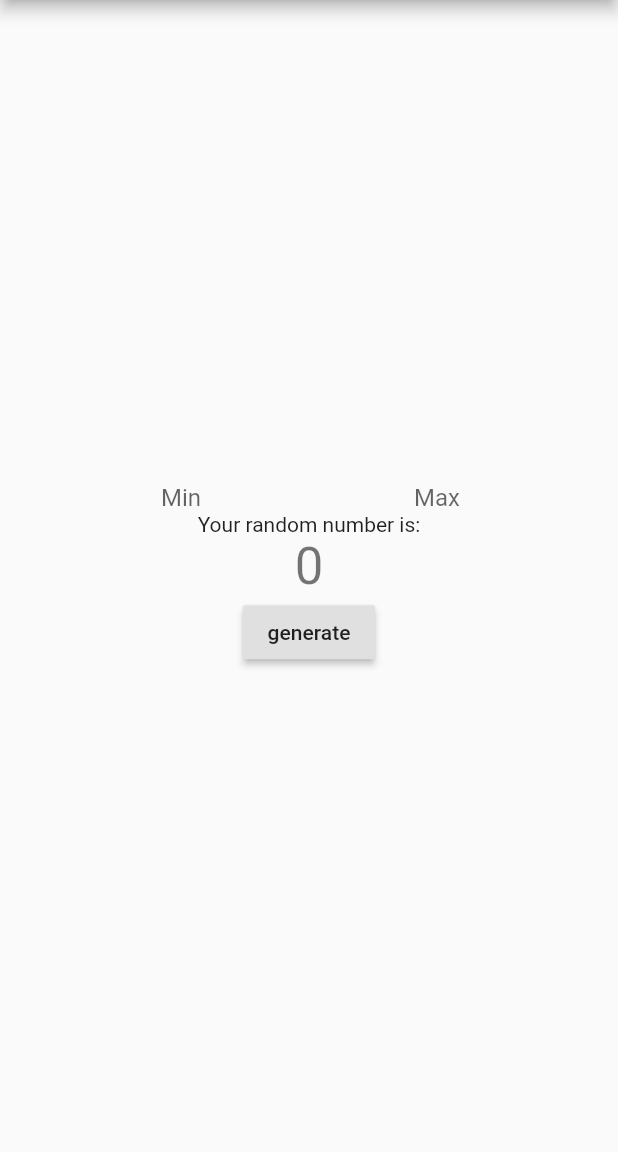
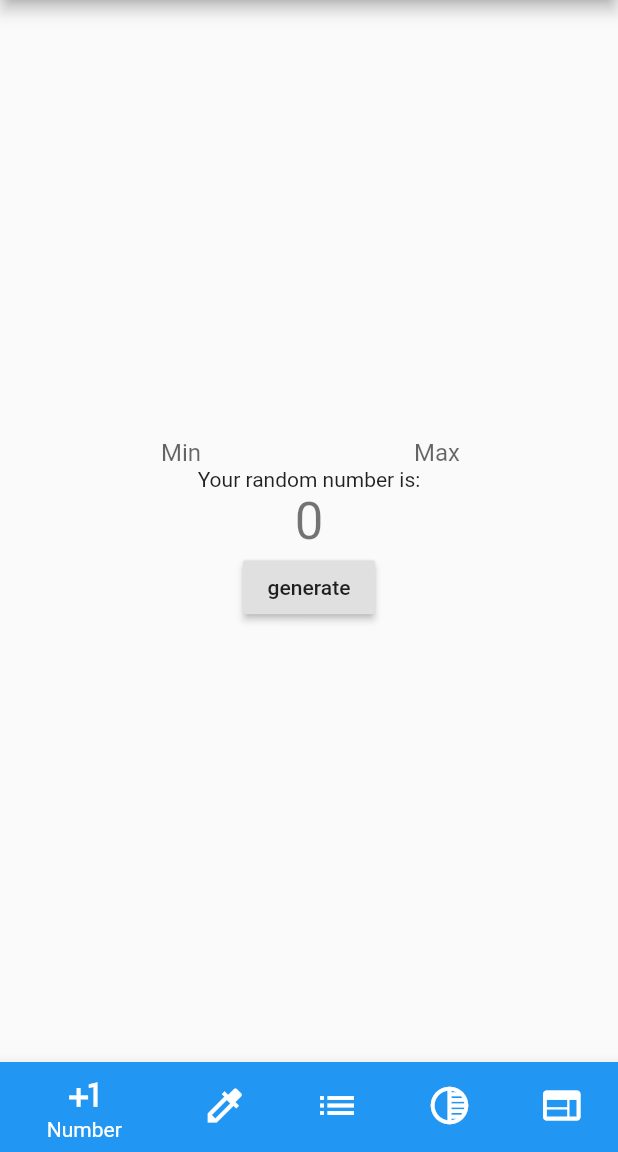
Before and after one commit to OstapFilipenko/Randomiser, a Flutter app: the screen it shows after launch, on a phone screen of 412 x 824 dp, the part 84-1236 px from its top. Run offline on Flutter 3.47's test engine with Material 2 defaults, Android fonts, the phone set to English and light mode, and no system bars.

```diff
--- /dev/null
+++ b/lib/Pages/NumbsGen.dart
@@ -0,0 +1,83 @@
+import 'package:flutter/material.dart';
+import 'dart:math';
+import 'package:flutter/services.dart';
+
+class NumbersGen extends StatefulWidget {
+  @override
+  _NumbersGen createState() => _NumbersGen();
+}
+class _NumbersGen extends State<NumbersGen> {
+  int _numb = 0;
+  var rng = new Random();
+  final _minValueController = new TextEditingController();
+  final _maxValueController = new TextEditingController();
+
+  void _randomNumb(var min, var max) {
+    setState(() {
+      _numb = min + rng.nextInt(max - min);
+    });
+  }
+
+  @override
+  void dispose() {
+    _minValueController.dispose();
+    _maxValueController.dispose();
+    super.dispose();
+  }
+
+
+  @override
+  Widget build(BuildContext context) {
+    return Scaffold(
+            body: Center(
+        child: Column(
+          mainAxisAlignment: MainAxisAlignment.center,
+          children: <Widget>[
+            new Row(
+              mainAxisAlignment: MainAxisAlignment.spaceEvenly,
+              children: <Widget>[
+                new Container(
+                    width: 100,
+                    child: new TextField(
+                      controller: _minValueController,
+                      decoration: new InputDecoration.collapsed(
+                        hintText: "Min"
+                      ),
+                      textAlign: TextAlign.center,
+                      keyboardType: TextInputType.number,
+                      inputFormatters: <TextInputFormatter>[WhitelistingTextInputFormatter.digitsOnly],
+                    ),
+                  ),
+                 new Container(
+                    width: 100,
+                    child: new TextField(
+                      controller: _maxValueController,
+                     decoration: new InputDecoration.collapsed(
+                        hintText: "Max"
+                      ),
+                      textAlign: TextAlign.center,
+                      keyboardType: TextInputType.number,
+                      inputFormatters: <TextInputFormatter>[WhitelistingTextInputFormatter.digitsOnly],
+                    ),
+                  )
+              ],
+            ),
+            new Text(
+              'Your random number is:',
+            ),
+            new Text(
+              '$_numb',
+              style: Theme.of(context).textTheme.headline4,
+            ),
+            new RaisedButton(
+              child: const Text("generate"),
+              onPressed: (){
+                _randomNumb(int.parse(_minValueController.text), int.parse(_maxValueController.text)+1);
+              }
+            )
+          ],
+        ),
+      ),
+    );
+  }
+}
--- a/lib/main.dart
+++ b/lib/main.dart
@@ -1,7 +1,10 @@
 import 'package:flutter/material.dart';
-import 'dart:math';
 
-import 'package:flutter/services.dart';
+import 'Pages/ColorsGen.dart';
+import 'Pages/CountriesGen.dart';
+import 'Pages/DicesGen.dart';
+import 'Pages/NumbsGen.dart';
+import 'Pages/ListsGen.dart';
 
 void main() {
   runApp(MyApp());
@@ -29,22 +32,23 @@ class MyHomePage extends StatefulWidget {
 }
 
 class _MyHomePageState extends State<MyHomePage> {
-  int _numb = 0;
-  var rng = new Random();
-  final _minValueController = new TextEditingController();
-  final _maxValueController = new TextEditingController();
+  int _currentIndex = 0;
+  final List<Widget> _menuChildren = [
+    NumbersGen(),
+    ColorsGen(),
+    ListsGen(),
+    DicesGen(),
+    CountriesGen()
+  ];
 
-  void _randomNumb(var min, var max) {
+
+
+  void onTappedMenu(int index){
     setState(() {
-      _numb = min + rng.nextInt(max - min);
+      _currentIndex = index;
     });
   }
-  @override
-  void dispose() {
-    _minValueController.dispose();
-    _maxValueController.dispose();
-    super.dispose();
-  }
+
 
   @override
   Widget build(BuildContext context) {
@@ -52,55 +56,38 @@ class _MyHomePageState extends State<MyHomePage> {
       appBar: AppBar(
         title: Text(widget.title),
       ),
-      body: Center(
-        child: Column(
-          mainAxisAlignment: MainAxisAlignment.center,
-          children: <Widget>[
-            new Row(
-              mainAxisAlignment: MainAxisAlignment.spaceEvenly,
-              children: <Widget>[
-                new Container(
-                    width: 100,
-                    child: new TextField(
-                      controller: _minValueController,
-                      decoration: new InputDecoration.collapsed(
-                        hintText: "Min"
-                      ),
-                      textAlign: TextAlign.center,
-                      keyboardType: TextInputType.number,
-                      inputFormatters: <TextInputFormatter>[WhitelistingTextInputFormatter.digitsOnly],
-                    ),
-                  ),
-                 new Container(
-                    width: 100,
-                    child: new TextField(
-                      controller: _maxValueController,
-                     decoration: new InputDecoration.collapsed(
-                        hintText: "Max"
-                      ),
-                      textAlign: TextAlign.center,
-                      keyboardType: TextInputType.number,
-                      inputFormatters: <TextInputFormatter>[WhitelistingTextInputFormatter.digitsOnly],
-                    ),
-                  )
-              ],
-            ),
+      body: _menuChildren[_currentIndex],
+      bottomNavigationBar: BottomNavigationBar(
+        iconSize: 30,
+        onTap: onTappedMenu,
+        currentIndex: _currentIndex,
 
-            new Text(
-              'Your random number is:',
-            ),
-            new Text(
-              '$_numb',
-              style: Theme.of(context).textTheme.headline4,
-            ),
-            new RaisedButton(
-              child: const Text("generate"),
-              onPressed: (){
-                _randomNumb(int.parse(_minValueController.text), int.parse(_maxValueController.text)+1);
-              }
-            )
-          ],
-        ),
+        items: [
+          new BottomNavigationBarItem(
+            icon: Icon(Icons.plus_one),
+            title: new Text("Number"),
+            backgroundColor: Colors.blue,
+          ),
+          new BottomNavigationBarItem(
+            icon: Icon(Icons.colorize),
+            title: new Text("Color"),
+            backgroundColor: Colors.blue,
+          ),
+          new BottomNavigationBarItem(
+            icon: Icon(Icons.list),
+            title: new Text("List"),
+          ),
+          new BottomNavigationBarItem(
+            icon: Icon(Icons.tonality),
+            title: new Text("Dice"),
+            backgroundColor: Colors.blue,
+          ),
+          new BottomNavigationBarItem(
+            icon: Icon(Icons.web),
+            title: new Text("Country"),
+            backgroundColor: Colors.blue,
+          )
+        ],
       ),
     );
   }
```
Also changed, not shown: lib/Pages/ColorsGen.dart (added, +15 -0 lines), lib/Pages/CountriesGen.dart (added, +15 -0 lines), lib/Pages/DicesGen.dart (added, +16 -0 lines), lib/Pages/ListsGen.dart (added, +15 -0 lines).
